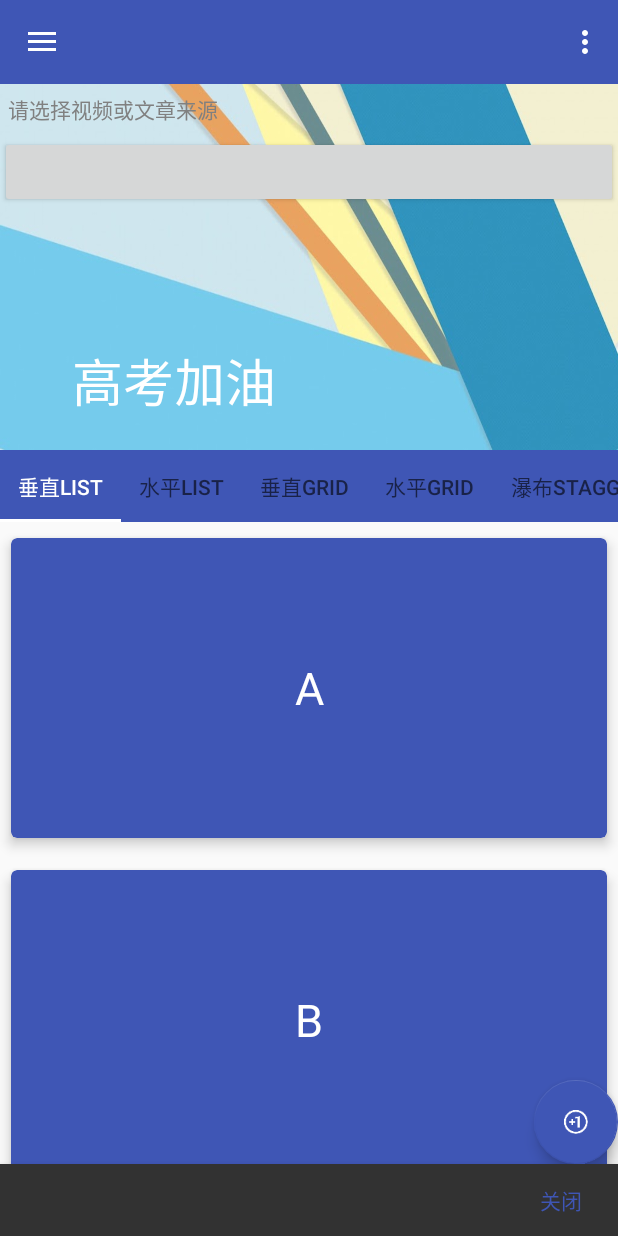
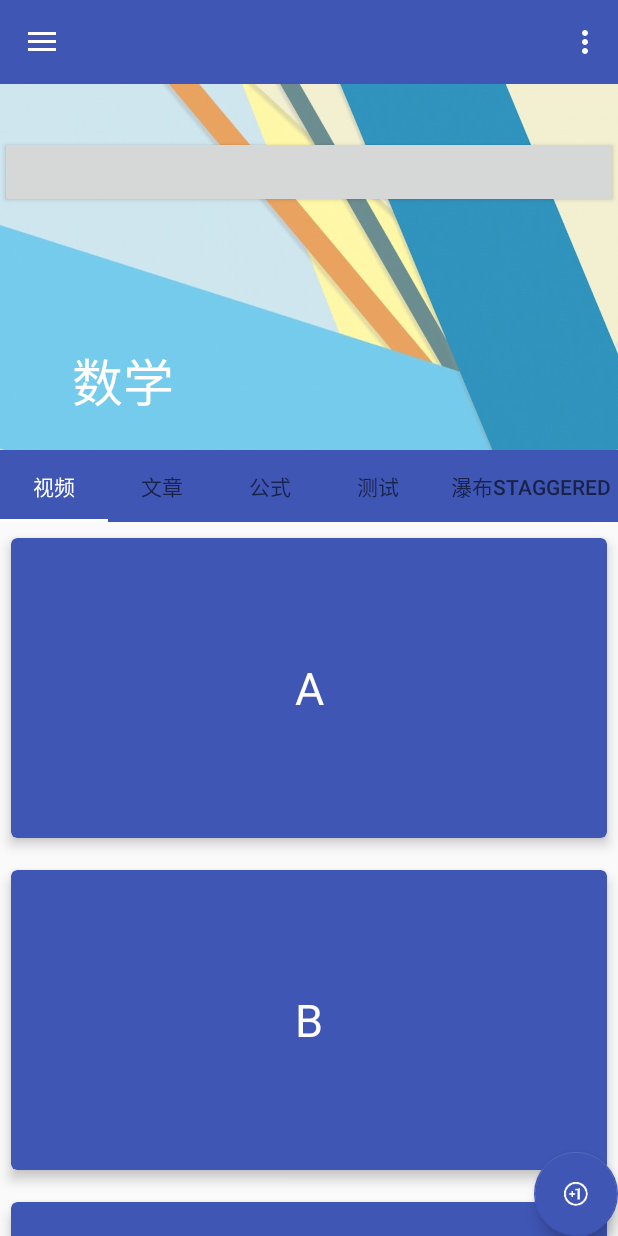
Before and after one commit to sailman99/gaokao, an Android app: the screen it shows after launch (MyActivity), in the side drawer, after a tap on "数学", on a phone screen of 412 x 824 dp. Run offline under Robolectric (Android 15) with nearby library versions, the phone set to English and light mode, and no system bars.

Commit message:
20170727

```diff
--- a/app/src/main/java/com/sailman/gaokao/MyActivity.java
+++ b/app/src/main/java/com/sailman/gaokao/MyActivity.java
@@ -19,8 +19,14 @@
 
 package com.sailman.gaokao;
 
+import android.content.Context;
+import android.content.Intent;
+import android.content.IntentFilter;
 import android.os.Bundle;
+import android.os.Handler;
+import android.os.Message;
 import android.support.design.widget.AppBarLayout;
+import android.support.design.widget.CollapsingToolbarLayout;
 import android.support.design.widget.CoordinatorLayout;
 import android.support.design.widget.FloatingActionButton;
 import android.support.design.widget.NavigationView;
@@ -28,6 +34,7 @@ import android.support.design.widget.TabLayout;
 import android.support.v4.app.Fragment;
 import android.support.v4.view.ViewPager;
 import android.support.v4.widget.DrawerLayout;
+import android.support.v7.app.ActionBar;
 import android.support.v7.app.ActionBarDrawerToggle;
 import android.support.v7.app.AppCompatActivity;
 import android.support.v7.widget.Toolbar;
@@ -59,6 +66,7 @@ import java.net.URL;
 import java.util.ArrayList;
 import java.util.List;
 
+
 import static android.support.design.widget.TabLayout.*;
 
 public class MyActivity extends AppCompatActivity
@@ -66,6 +74,7 @@ public class MyActivity extends AppCompatActivity
 
     //初始化各种控件，照着xml中的顺序写
     private DrawerLayout mDrawerLayout;
+    private CollapsingToolbarLayout mCollapsingToolbarLayout;
     private CoordinatorLayout mCoordinatorLayout;
     private AppBarLayout mAppBarLayout;
     private Toolbar mToolbar;
@@ -73,10 +82,11 @@ public class MyActivity extends AppCompatActivity
     private ViewPager mViewPager;
     private FloatingActionButton mFloatingActionButton;
     private NavigationView mNavigationView;
-  private Spinner mspinner_labelclassifition,mspinner_chapter;
+    private Spinner mspinner_labelclassifition, mspinner_chapter;
     private Button mgetfromgaokao_vedioartitle;
     private ThreadLocal<String> ts = new ThreadLocal<String>();
-  private MyApp myApp=new MyApp();
+    private Context context;
+    private MyApp myApp = new MyApp();
     // TabLayout中的tab标题
     private String[] mTitles;
     // 填充到ViewPager中的Fragment
@@ -84,10 +94,11 @@ public class MyActivity extends AppCompatActivity
     // ViewPager的数据适配器
     private MyViewPagerAdapter mViewPagerAdapter;
 
-  @Override protected void onCreate(Bundle savedInstanceState) {
+    @Override
+    protected void onCreate(Bundle savedInstanceState) {
         super.onCreate(savedInstanceState);
         setContentView(R.layout.activity_my);
-
+        context = this;
         // 初始化各种控件
         initViews();
 
@@ -97,6 +108,12 @@ public class MyActivity extends AppCompatActivity
 
         // 对各种控件进行设置、适配、填充数据
         configViews();
+        //getSupportActionBar().setDisplayOptions(ActionBar.DISPLAY_SHOW_TITLE);
+        try {
+            mCollapsingToolbarLayout.setTitle("语文");
+            initSpinner("001");
+        }catch (Exception e){ }
+
     }
 
     private void initData() {
@@ -155,11 +172,12 @@ public class MyActivity extends AppCompatActivity
         mgetfromgaokao_vedioartitle.setOnClickListener(new OnClickListener() {
             public void onClick(View v) {
 
-          String Sql="select vedioartitleid,title,url,subjectid,typeid,keyword,imageurl,comments,publication,inputdate,labelclassificationid,subjectchapterid from Gaokao_vedioartitle ";
-          Sql = Sql+"where ";
+                String Sql = "select vedioartitleid,title,url,subjectid,typeid,keyword,imageurl,comments,publication,inputdate,labelclassificationid,subjectchapterid from Gaokao_vedioartitle ";
+                Sql = Sql + "where ";
             }
         });
     }
+
     /**
      * 设置NavigationView中menu的item被选中后要执行的操作
      *
@@ -167,40 +185,45 @@ public class MyActivity extends AppCompatActivity
      */
     private void onNavgationViewMenuItemSelected(NavigationView mNav) {
         mNav.setNavigationItemSelectedListener(new NavigationView.OnNavigationItemSelectedListener() {
-      @Override public boolean onNavigationItemSelected(MenuItem menuItem){
+            @Override
+            public boolean onNavigationItemSelected(MenuItem menuItem) {
 
                 String msgString = "";
 
                 switch (menuItem.getItemId()) {
-          case R.id.nav_menu_home:
-            msgString = (String) menuItem.getTitle();
-            break;
+
                     case R.id.nav_menu_chinese:
+                        mCollapsingToolbarLayout.setTitle("语文");
                         myApp.setSubjectID("001");
                         break;
                     case R.id.nav_menu_math:
+                        mCollapsingToolbarLayout.setTitle("数学");
                         myApp.setSubjectID("002");
                         break;
                     case R.id.nav_menu_english:
+                        mCollapsingToolbarLayout.setTitle("英语");
                         myApp.setSubjectID("003");
                         break;
                     case R.id.nav_menu_physics:
+                        mCollapsingToolbarLayout.setTitle("物理");
                         myApp.setSubjectID("004");
                         break;
                     case R.id.nav_menu_chemistry:
+                        mCollapsingToolbarLayout.setTitle("化学");
                         myApp.setSubjectID("005");
                         break;
                     case R.id.nav_menu_biology:
+                        mCollapsingToolbarLayout.setTitle("生物");
                         myApp.setSubjectID("006");
                         break;
                     case R.id.nav_menu_other:
+                        mCollapsingToolbarLayout.setTitle("其他");
                         myApp.setSubjectID("007");
                         break;
                 }
                 try {
                     initSpinner(myApp.getSubjectID());
-        }
-        catch (Exception e){
+                } catch (Exception e) {
 
                 }
                 // Menu item点击后选中，并关闭Drawerlayout
@@ -208,14 +231,15 @@ public class MyActivity extends AppCompatActivity
                 mDrawerLayout.closeDrawers();
 
                 // android-support-design兼容包中新添加的一个类似Toast的控件。
-        SnackbarUtil.show(mViewPager, msgString, 0);
+               // SnackbarUtil.show(mViewPager, msgString, 0);
 
                 return true;
             }
         });
     }
-  private String readFromDBA(String path,String post) throws Exception{
-    Log.v("TAG",path);
+
+    private String readFromDBA(String path, String post) throws Exception {
+
         URL url = null;
         try {
             url = new URL(path);
@@ -226,8 +250,6 @@ public class MyActivity extends AppCompatActivity
             httpURLConnection.setRequestMethod("POST");// 提交模式
             // conn.setConnectTimeout(10000);//连接超时 单位毫秒
             // conn.setReadTimeout(2000);//读取超时 单位毫秒
-
-
 
 
             // 发送POST请求必须设置如下两行
@@ -244,8 +266,8 @@ public class MyActivity extends AppCompatActivity
             ByteArrayOutputStream bos = new ByteArrayOutputStream();
             int len;
             byte[] arr = new byte[1024];
-      while((len=bis.read(arr))!= -1){
-        bos.write(arr,0,len);
+            while ((len = bis.read(arr)) != -1) {
+                bos.write(arr, 0, len);
                 bos.flush();
             }
             bos.close();
@@ -255,63 +277,99 @@ public class MyActivity extends AppCompatActivity
         }
         return null;
     }
-  private void initSpinner(String subjectID) throws Exception {
-    //初始化spinner
+
+    private Handler handler = new Handler() {
+        @Override
+        public void handleMessage(Message msg) {
+            if (msg.what == 0 ) {
+                try {
                     ArrayList<Labelclassifition> labelclassifitionsList = new ArrayList<>();
-    //Add countries
                     labelclassifitionsList.add(new Labelclassifition(0, "请选择视频或文章来源"));
-
-    /*
-    从后台获取数据
-     */
-
-    final String url="http://113.107.154.131:9001/gupiao/JsonActiongetGaokao_labelclassification";
-    final String post="jsonString="+subjectID;
-    //final String builder;
-
-    new Thread() {
-      public void run() {
-        try {
-          ts.set(readFromDBA(url,post));
-          JSONArray jsonArray =new JSONArray(ts.toString());
-          for(int i=0;i<jsonArray.length();i++) {
-            Log.v("TAG", String.valueOf(jsonArray.getJSONObject(i).getInt("labelclassificationid")));
-            Log.v("TAG", jsonArray.getJSONObject(i).getString("labelname"));
+                    JSONArray jsonArray = new JSONArray(myApp.getLabel_ThreadVar());
+                    for (int i = 0; i < jsonArray.length(); i++) {
+                        labelclassifitionsList.add(new Labelclassifition(jsonArray.getJSONObject(i).getInt("labelclassificationid"), jsonArray.getJSONObject(i).getString("labelname")));
                     }
-        }catch (Exception e){Log.v("TAG",e.getMessage());}
-      }}.start();
-    Log.v("TAG",ts.toString());
-
-
-
-
-
-
-
-
-    //fill data in spinner
-    ArrayAdapter<Labelclassifition> adapter = new ArrayAdapter<Labelclassifition>(this, R.layout.simple_spinner_item, labelclassifitionsList);
+                    ArrayAdapter<Labelclassifition> adapter = new ArrayAdapter<Labelclassifition>(context, R.layout.simple_spinner_item, labelclassifitionsList);
                     //设置下拉样式以后显示的样式
                     adapter.setDropDownViewResource(R.layout.my_drop_down_item);
                     mspinner_labelclassifition.setAdapter(adapter);
-    mspinner_labelclassifition.setSelection(0,true);
-
+                    mspinner_labelclassifition.setSelection(0, true);
+                    myApp.setLabelclassificationID(0);
                     mspinner_labelclassifition.setOnItemSelectedListener(new AdapterView.OnItemSelectedListener() {
                         @Override
                         public void onItemSelected(AdapterView<?> parent, View view, int position, long id) {
+                            Labelclassifition labelclassifition = (Labelclassifition) parent.getSelectedItem();
+                            myApp.setLabelclassificationID(labelclassifition.getLabelclassifitionID());
+                        }
+                        @Override
+                        public void onNothingSelected(AdapterView<?> parent) {
+                        }
+                    });
+                }catch (Exception e){Log.v("TAG",e.getMessage());}
 
-        Labelclassifition labelclassifition = (Labelclassifition) parent.getSelectedItem();
-        //this.setSelection(position,true);
-        // Toast.makeText(this, "Country ID: "+labelclassifition.getLabelclassifitionID().toString()+",  Country Name : "+labelclassifition.getLabelclassifitionName(), Toast.LENGTH_SHORT).show();
+
+            }
+            if (msg.what == 1 ) {
+                try {
+                    ArrayList<Chapter> chapterList = new ArrayList<>();
+                    chapterList.add(new Chapter(0, "请选择视频或文章所属章节"));
+                    JSONArray jsonArray = new JSONArray(myApp.getChapter_ThreadVar());
+                    for (int i = 0; i < jsonArray.length(); i++) {
+                        chapterList.add(new Chapter(jsonArray.getJSONObject(i).getInt("subjectchapterid"), jsonArray.getJSONObject(i).getString("chaptername")));
+                    }
+                    ArrayAdapter<Chapter> adapter = new ArrayAdapter<Chapter>(context, R.layout.simple_spinner_item, chapterList);
+                    //设置下拉样式以后显示的样式
+                    adapter.setDropDownViewResource(R.layout.my_drop_down_item);
+                    mspinner_chapter.setAdapter(adapter);
+                    mspinner_chapter.setSelection(0, true);
+                    myApp.setSubjectchapterID(0);
+                    mspinner_chapter.setOnItemSelectedListener(new AdapterView.OnItemSelectedListener() {
+                        @Override
+                        public void onItemSelected(AdapterView<?> parent, View view, int position, long id) {
+                            Chapter chapter = (Chapter) parent.getSelectedItem();
+                            myApp.setSubjectchapterID(chapter.getChapterID());
                         }
 
                         @Override
                         public void onNothingSelected(AdapterView<?> parent) {
                         }
                     });
+                }catch (Exception e){Log.v("TAG",e.getMessage());}
+
+
+            }
+
+        }
+    };
+    private void initSpinner(String subjectID) throws Exception {
+    //初始化spinner
+
+        final String urla="http://113.107.154.131:9001/gupiao/JsonActiongetGaokao_labelclassification";
+        final String urlb="http://113.107.154.131:9001/gupiao/JsonActiongetGaokao_subjectchapter";
+        final String post="jsonString="+subjectID;
+
+        new Thread() {
+          public void run() {
+            try {
+                myApp.setLabel_ThreadVar(readFromDBA(urla,post));
+                Message msg = new Message();
+                msg.what = 0; //labelclassification
+                handler.sendMessage(msg);
+            }catch (Exception e){Log.v("TAG",e.getMessage());}
+          }}.start();
+        new Thread() {
+            public void run() {
+                try {
+                    myApp.setChapter_ThreadVar(readFromDBA(urlb,post));
+                    Message msg = new Message();
+                    msg.what = 1; //subjectchapter
+                    handler.sendMessage(msg);
+                }catch (Exception e){Log.v("TAG",e.getMessage());}
+            }}.start();
   }
   private void initViews() {
-    mDrawerLayout = (DrawerLayout) findViewById(R.id.id_drawerlayout);
+
+    mDrawerLayout = (DrawerLayout) this.findViewById(R.id.id_drawerlayout);
     mCoordinatorLayout = (CoordinatorLayout) findViewById(R.id.id_coordinatorlayout);
     mAppBarLayout = (AppBarLayout) findViewById(R.id.id_appbarlayout);
     mToolbar = (Toolbar) findViewById(R.id.id_toolbar);
@@ -322,6 +380,7 @@ public class MyActivity extends AppCompatActivity
     mspinner_labelclassifition = (Spinner)findViewById(R.id.spinner_labelclassifition);
     mspinner_chapter = (Spinner)findViewById(R.id.spinner_chapter);
     mgetfromgaokao_vedioartitle =(Button)findViewById(R.id.getfromgaokao_vedioartitle);
+    mCollapsingToolbarLayout=(CollapsingToolbarLayout)findViewById(R.id.collapsing_toolbar);
   }
   public String getFromGaokao_vedioartitle(String url) throws Exception{
        return "";
--- a/app/src/main/java/com/sailman/gaokao/MyApp.java
+++ b/app/src/main/java/com/sailman/gaokao/MyApp.java
@@ -14,6 +14,8 @@ public class MyApp extends Application {
 	private Integer labelclassificationID;
 	private Integer subjectchapterID;
 	private String subjectID;
+	private String label_ThreadVar;
+	private String chapter_ThreadVar;
 
 	public Integer getLabelclassificationID() {
 		return labelclassificationID;
@@ -38,4 +40,20 @@ public class MyApp extends Application {
 	public void setSubjectID(String subjectID) {
 		this.subjectID = subjectID;
 	}
+
+	public String getLabel_ThreadVar() {
+		return label_ThreadVar;
+	}
+
+	public void setLabel_ThreadVar(String label_ThreadVar) {
+		this.label_ThreadVar = label_ThreadVar;
+	}
+
+	public String getChapter_ThreadVar() {
+		return chapter_ThreadVar;
+	}
+
+	public void setChapter_ThreadVar(String chapter_ThreadVar) {
+		this.chapter_ThreadVar = chapter_ThreadVar;
+	}
 }
--- a/app/src/main/res/menu/menu_nav.xml
+++ b/app/src/main/res/menu/menu_nav.xml
@@ -23,10 +23,7 @@
 
   <group android:checkableBehavior="single">
 
-    <item
-        android:id="@+id/nav_menu_home"
-        android:icon="@mipmap/ic_home_white_48dp"
-        android:title="主页"/>
+
 
     <item
         android:id="@+id/nav_menu_chinese"
--- a/app/src/main/res/values/arrays.xml
+++ b/app/src/main/res/values/arrays.xml
@@ -21,10 +21,10 @@
 <resources>
 
   <string-array name="tab_titles">
-    <item>垂直List</item>
-    <item>水平List</item>
-    <item>垂直Grid</item>
-    <item>水平Grid</item>
+    <item>视频</item>
+    <item>文章</item>
+    <item>公式</item>
+    <item>测试</item>
     <item>瀑布Staggered</item>
   </string-array>
 </resources>
```
Also changed, not shown: app/src/main/java/com/sailman/gaokao/Chapter.java (added, +74 -0 lines), 1 other file. Lines whose indentation alone changed are shown as unchanged.
